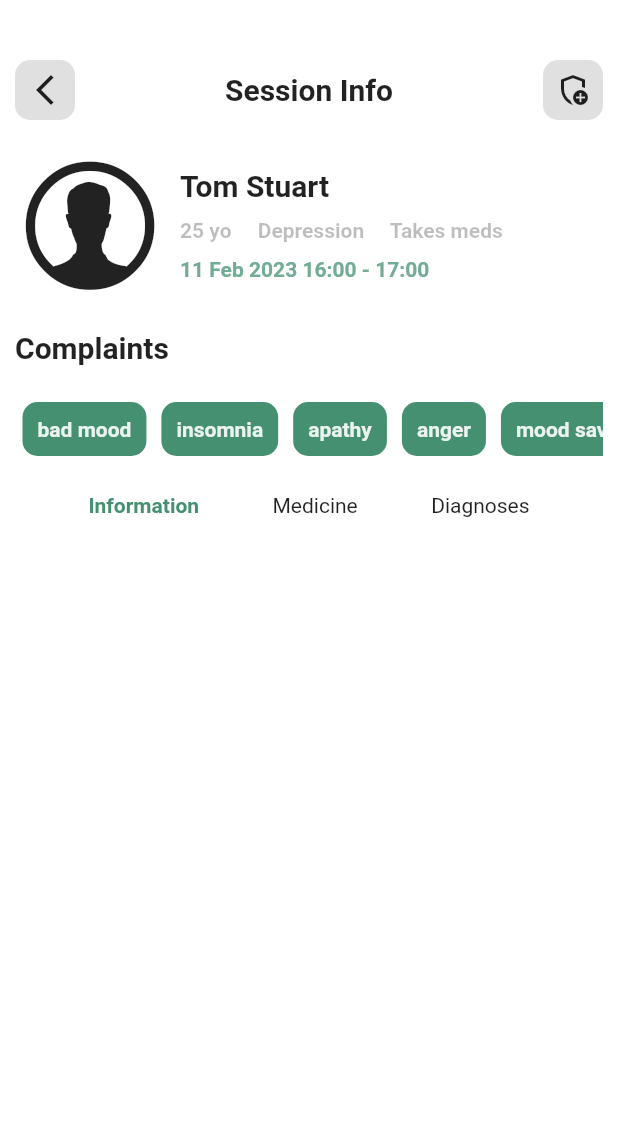
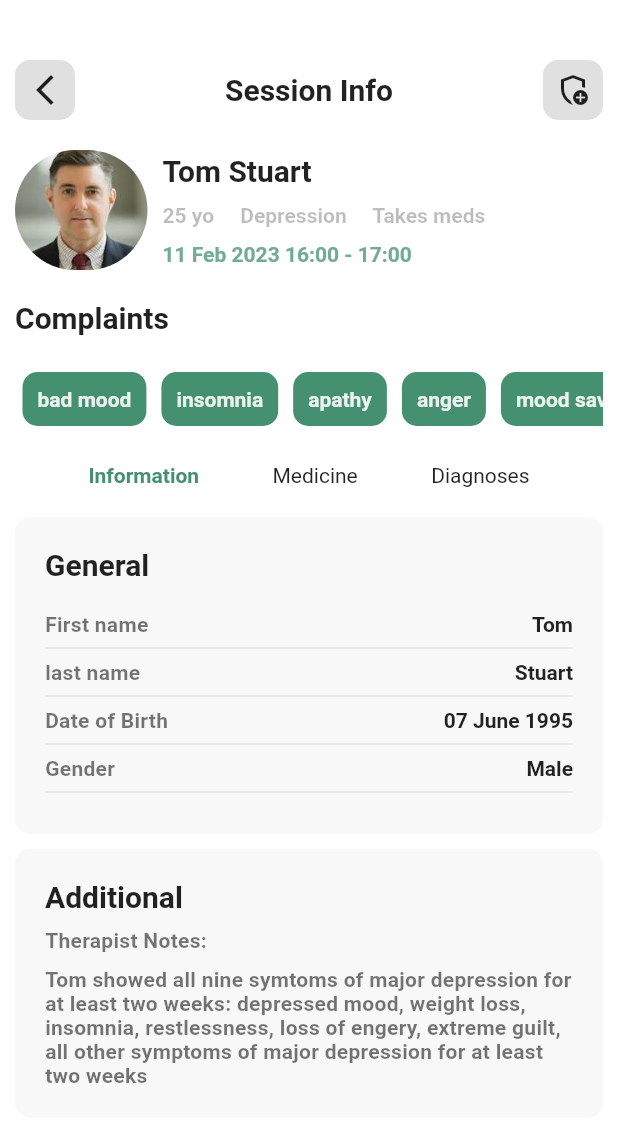
Before and after one commit to SAMIULLAH-KALHORO-DEV/mental_health_app_ui, a Flutter app: the screen it shows after launch, on a phone screen of 412 x 824 dp. Shown: the top 1122 px of the screen. Run offline on Flutter 3.47's test engine with Material 2 defaults, Android fonts, the phone set to English and light mode, and no system bars.

Commit message:
some changes

```diff
--- a/lib/main.dart
+++ b/lib/main.dart
@@ -1,6 +1,7 @@
 import 'package:flutter/material.dart';
 // import 'package:mental_health_app_ui/home.dart';
 import 'package:mental_health_app_ui/screen1.dart';
+import 'package:mental_health_app_ui/shedule.dart';
 
 void main(List<String> args) {
   runApp(MyApp());
--- a/lib/screen1.dart
+++ b/lib/screen1.dart
@@ -7,6 +7,8 @@ class Screen1 extends StatelessWidget {
     fontWeight: FontWeight.bold,
     fontSize: 20,
   );
+  final peragraphfontstyle = TextStyle(
+      color: Colors.black54, fontWeight: FontWeight.bold, letterSpacing: 0.2);
   List tList = [
     "bad mood",
     "insomnia",
@@ -49,11 +51,11 @@ class Screen1 extends StatelessWidget {
             SizedBox(height: 20),
             Row(children: [
               ClipRRect(
-                borderRadius: BorderRadius.circular(30),
-                child: Icon(
-                  CupertinoIcons.person_alt_circle,
-                  size: 100,
-                ),
+                borderRadius: BorderRadius.circular(40),
+                child: Image(
+                    fit: BoxFit.fill,
+                    height: 80,
+                    image: AssetImage("assets/images.jpeg")),
               ),
               SizedBox(width: 10),
               Column(crossAxisAlignment: CrossAxisAlignment.start, children: [
@@ -116,6 +118,82 @@ class Screen1 extends StatelessWidget {
                 Text("Medicine"),
                 Text("Diagnoses"),
               ],
+            ),
+            SizedBox(height: 20),
+            Container(
+              padding: EdgeInsets.all(20),
+              decoration: BoxDecoration(
+                  color: Color(0xFFF8F8F8),
+                  borderRadius: BorderRadius.circular(10)),
+              width: MediaQuery.of(context).size.width,
+              child: Column(
+                mainAxisAlignment: MainAxisAlignment.spaceBetween,
+                crossAxisAlignment: CrossAxisAlignment.start,
+                children: [
+                  Text("General", style: tStyle),
+                  SizedBox(height: 20),
+                  Row(
+                      mainAxisAlignment: MainAxisAlignment.spaceBetween,
+                      children: [
+                        Text("First name", style: peragraphfontstyle),
+                        Text(
+                          "Tom",
+                          style: TextStyle(fontWeight: FontWeight.bold),
+                        )
+                      ]),
+                  Divider(),
+                  Row(
+                      mainAxisAlignment: MainAxisAlignment.spaceBetween,
+                      children: [
+                        Text("last name", style: peragraphfontstyle),
+                        Text(
+                          "Stuart",
+                          style: TextStyle(fontWeight: FontWeight.bold),
+                        )
+                      ]),
+                  Divider(),
+                  Row(
+                      mainAxisAlignment: MainAxisAlignment.spaceBetween,
+                      children: [
+                        Text("Date of Birth", style: peragraphfontstyle),
+                        Text(
+                          "07 June 1995",
+                          style: TextStyle(fontWeight: FontWeight.bold),
+                        )
+                      ]),
+                  Divider(),
+                  Row(
+                      mainAxisAlignment: MainAxisAlignment.spaceBetween,
+                      children: [
+                        Text("Gender", style: peragraphfontstyle),
+                        Text(
+                          "Male",
+                          style: TextStyle(fontWeight: FontWeight.bold),
+                        )
+                      ]),
+                  Divider(),
+                ],
+              ),
+            ),
+            SizedBox(height: 10),
+            Container(
+              padding: EdgeInsets.all(20),
+              decoration: BoxDecoration(
+                  color: Color(0xFFF8F8F8),
+                  borderRadius: BorderRadius.circular(10)),
+              width: MediaQuery.of(context).size.width,
+              child: Column(
+                  crossAxisAlignment: CrossAxisAlignment.start,
+                  children: [
+                    Text("Additional", style: tStyle),
+                    SizedBox(height: 10),
+                    Text("Therapist Notes:", style: peragraphfontstyle),
+                    SizedBox(height: 10),
+                    Text(
+                      "Tom showed all nine symtoms of major depression for at least two weeks: depressed mood, weight loss, insomnia, restlessness, loss of engery, extreme guilt, all other symptoms of major depression for at least two weeks",
+                      style: peragraphfontstyle,
+                    )
+                  ]),
             )
           ],
         ),
--- /dev/null
+++ b/lib/shedule.dart
@@ -0,0 +1,20 @@
+import 'package:flutter/material.dart';
+
+class Shedule extends StatelessWidget {
+  const Shedule({super.key});
+
+  @override
+  Widget build(BuildContext context) {
+    return Scaffold(
+      backgroundColor: Colors.white,
+      body: Padding(
+        padding: const EdgeInsets.all(30.0),
+        child: Column(children: [
+
+
+
+        ]),
+      ),
+    );
+  }
+}
```
Also changed, not shown: assets/images.jpeg (added), assets/pngwing.com (3).png (added), assets/profile.jpeg (added), lib/welcome_screen.dart (renamed from lib/home.dart).
